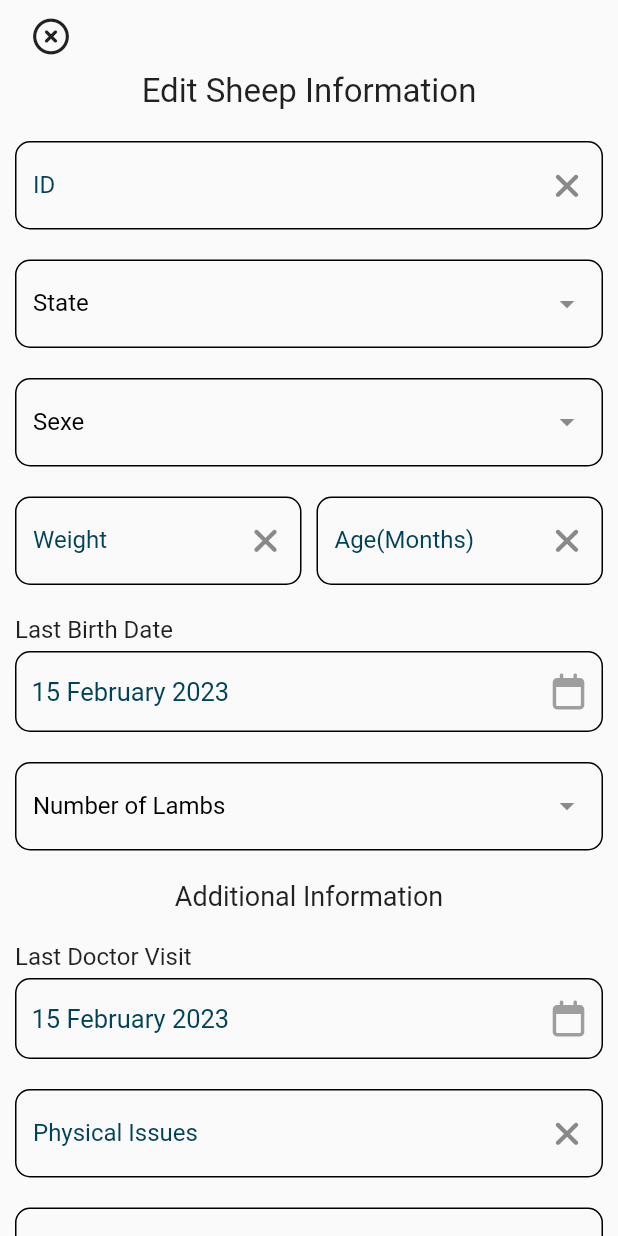
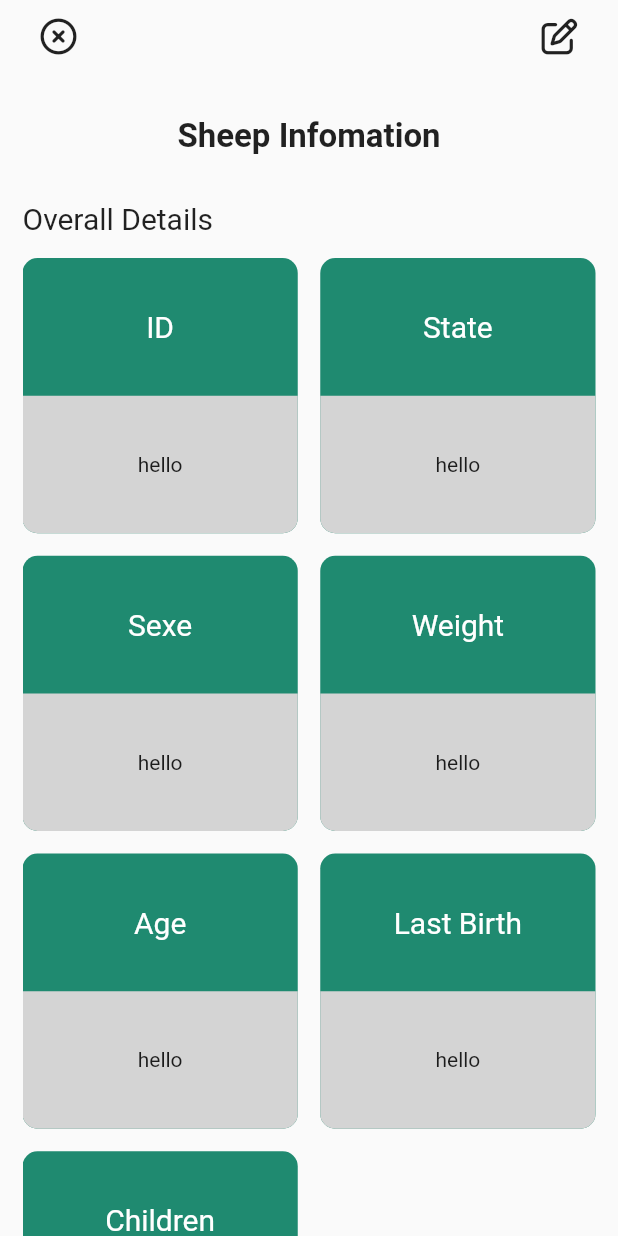
Before and after one commit to Mohamed-Ararr/LivestockManager, a Flutter app: the screen it shows after launch, after a tap on "ID: 10001", on a phone screen of 412 x 824 dp. Run offline on Flutter 3.47's test engine with Material 2 defaults, Android fonts, the phone set to English and light mode, and no system bars; drawn by our look-alikes of dropdown_search; our stand-ins replace flutter_slidable, flutter_svg, font_awesome_flutter, go_router, google_fonts; Roboto replaces fonts that are missing (Armata).

Commit message:
add overall info

```diff
--- a/lib/Core/Utils/router.dart
+++ b/lib/Core/Utils/router.dart
@@ -1,6 +1,7 @@
 import 'package:go_router/go_router.dart';
-import 'package:sheepmanager/Features/EditSheepSreen/Presentation/EditSheepView.dart';
+import 'package:sheepmanager/Features/HomeScreen/Presentation/EditSheepSreen/Presentation/EditSheepView.dart';
 import 'package:sheepmanager/Features/HomeScreen/Presentation/HomeView.dart';
+import 'package:sheepmanager/Features/HomeScreen/Presentation/ShowSheepInfo/Presentation/ShowSheepInfoView.dart';
 import 'package:sheepmanager/Features/ProfileScreen/Presentation/ProfileView.dart';
 import 'package:sheepmanager/Features/SplashScreen/Presentation/SplashView.dart';
 
@@ -13,6 +14,7 @@ class AppRouter {
   static String profileForumView = "/profileForumView";
   static String addNewSheepView = "/addNewSheepView";
   static String editSheepView = "/editSheepView";
+  static String showSheepInfoView = "/showSheepInfoView";
 
   static final routes = GoRouter(
     routes: <RouteBase>[
@@ -40,6 +42,10 @@ class AppRouter {
         path: editSheepView,
         builder: (context, state) => const EditSheepView(),
       ),
+      GoRoute(
+        path: showSheepInfoView,
+        builder: (context, state) => const ShowSheepInfoView(),
+      ),
     ],
   );
 }
--- a/lib/Features/EditSheepSreen/Presentation/EditSheepViewBody.dart
+++ b/lib/Features/HomeScreen/Presentation/EditSheepSreen/Presentation/EditSheepViewBody.dart
@@ -3,7 +3,7 @@
 import 'package:flutter/material.dart';
 import 'package:sheepmanager/constValues.dart';
 
-import '../../../Core/Utils/backButton.dart';
+import '../../../../../Core/Utils/backButton.dart';
 import 'Widgets/editSheepInputs.dart';
 
 class EditSheepViewBody extends StatelessWidget {
--- /dev/null
+++ b/lib/Features/HomeScreen/Presentation/ShowSheepInfo/Presentation/ShowSheepInfoView.dart
@@ -0,0 +1,14 @@
+// ignore_for_file: file_names
+
+import 'package:flutter/material.dart';
+
+import 'ShowSheepViewBody.dart';
+
+class ShowSheepInfoView extends StatelessWidget {
+  const ShowSheepInfoView({super.key});
+
+  @override
+  Widget build(BuildContext context) {
+    return ShowSheepInfoViewBody();
+  }
+}
--- /dev/null
+++ b/lib/Features/HomeScreen/Presentation/ShowSheepInfo/Presentation/ShowSheepViewBody.dart
@@ -0,0 +1,70 @@
+// ignore_for_file: file_names
+
+import 'package:flutter/material.dart';
+import 'package:flutter_svg/svg.dart';
+import 'package:sheepmanager/Features/HomeScreen/Presentation/ShowSheepInfo/Presentation/Widgets/customAppBarInfo.dart';
+import 'package:sheepmanager/Features/HomeScreen/Presentation/ShowSheepInfo/Presentation/Widgets/infoCard.dart';
+import 'package:sheepmanager/constValues.dart';
+
+import '../../../../../Core/Utils/colors.dart';
+
+class ShowSheepInfoViewBody extends StatelessWidget {
+  ShowSheepInfoViewBody({super.key});
+
+  final List infos = [
+    "ID",
+    "State",
+    "Sexe",
+    "Weight",
+    "Age",
+    "Last Birth",
+    "Children",
+  ];
+
+  @override
+  Widget build(BuildContext context) {
+    return Scaffold(
+        body: SafeArea(
+      child: Padding(
+        padding: kPaddingRightLeft,
+        child: SingleChildScrollView(
+          child: Column(
+            crossAxisAlignment: CrossAxisAlignment.start,
+            children: [
+              const CustomAppBarInfo(),
+              const SizedBox(height: 30),
+              const Center(
+                child: Text(
+                  "Sheep Infomation",
+                  style: TextStyle(fontSize: 22, fontWeight: FontWeight.bold),
+                ),
+              ),
+              const SizedBox(height: 30),
+              const Text(
+                "Overall Details",
+                style: TextStyle(fontSize: 20),
+              ),
+              const SizedBox(height: 15),
+              GridView.builder(
+                itemCount: infos.length,
+                physics: const NeverScrollableScrollPhysics(),
+                shrinkWrap: true,
+                gridDelegate: const SliverGridDelegateWithFixedCrossAxisCount(
+                  crossAxisCount: 2,
+                  crossAxisSpacing: 15,
+                  mainAxisSpacing: 15,
+                ),
+                itemBuilder: (context, index) {
+                  return InfoCard(
+                    infoTitle: infos[index],
+                    infoContent: "hello",
+                  );
+                },
+              ),
+            ],
+          ),
+        ),
+      ),
+    ));
+  }
+}
--- /dev/null
+++ b/lib/Features/HomeScreen/Presentation/ShowSheepInfo/Presentation/Widgets/customAppBarInfo.dart
@@ -0,0 +1,26 @@
+// ignore_for_file: file_names
+
+import 'package:flutter/material.dart';
+import 'package:font_awesome_flutter/font_awesome_flutter.dart';
+import 'package:go_router/go_router.dart';
+
+import '../../../../../../Core/Utils/backButton.dart';
+import '../../../../../../Core/Utils/router.dart';
+
+class CustomAppBarInfo extends StatelessWidget {
+  const CustomAppBarInfo({super.key});
+
+  @override
+  Widget build(BuildContext context) {
+    return Row(
+      mainAxisAlignment: MainAxisAlignment.spaceBetween,
+      children: [
+        const CustomBackButton(),
+        IconButton(
+          onPressed: () => GoRouter.of(context).push(AppRouter.editSheepView),
+          icon: const Icon(FontAwesomeIcons.penToSquare),
+        ),
+      ],
+    );
+  }
+}
--- /dev/null
+++ b/lib/Features/HomeScreen/Presentation/ShowSheepInfo/Presentation/Widgets/infoCard.dart
@@ -0,0 +1,54 @@
+// ignore_for_file: file_names
+
+import 'package:flutter/material.dart';
+
+import '../../../../../../Core/Utils/colors.dart';
+import '../../../../../../constValues.dart';
+
+class InfoCard extends StatelessWidget {
+  const InfoCard(
+      {super.key, required this.infoTitle, required this.infoContent});
+
+  final String infoTitle;
+  final String infoContent;
+
+  @override
+  Widget build(BuildContext context) {
+    return Container(
+      decoration: BoxDecoration(
+        borderRadius: kBorderRadius,
+        color: AppColors.mainColor,
+      ),
+      child: Column(
+        children: [
+          Expanded(
+            child: Container(
+              alignment: Alignment.center,
+              child: Text(
+                infoTitle,
+                style: const TextStyle(
+                  fontSize: 20,
+                  color: Colors.white,
+                ),
+              ),
+            ),
+          ),
+          Expanded(
+            child: Container(
+              alignment: Alignment.center,
+              width: double.infinity,
+              decoration: const BoxDecoration(
+                color: Color.fromARGB(255, 212, 212, 212),
+                borderRadius: BorderRadius.only(
+                  bottomLeft: Radius.circular(10),
+                  bottomRight: Radius.circular(10),
+                ),
+              ),
+              child: Text(infoContent),
+            ),
+          ),
+        ],
+      ),
+    );
+  }
+}
--- a/lib/Features/HomeScreen/Presentation/Widgets/SheepCard.dart
+++ b/lib/Features/HomeScreen/Presentation/Widgets/SheepCard.dart
@@ -14,7 +14,7 @@ class SheepCard extends StatelessWidget {
   @override
   Widget build(BuildContext context) {
     return InkWell(
-      onTap: () => GoRouter.of(context).push(AppRouter.editSheepView),
+      onTap: () => GoRouter.of(context).push(AppRouter.showSheepInfoView),
       child: Container(
         margin: const EdgeInsets.symmetric(vertical: 8),
         decoration: BoxDecoration(
--- a/lib/constValues.dart
+++ b/lib/constValues.dart
@@ -4,5 +4,5 @@ import 'package:flutter/material.dart';
 
 const String logo = "assets/logo.svg";
 const String avatar = "assets/avatar.svg";
-const kPaddingRightLeft = EdgeInsets.symmetric(horizontal: 10);
+const kPaddingRightLeft = EdgeInsets.symmetric(horizontal: 15);
 BorderRadius kBorderRadius = BorderRadius.circular(10);
```
Also changed, not shown: lib/Features/HomeScreen/Presentation/EditSheepSreen/Presentation/Widgets/editSheepInputs.dart (renamed from lib/Features/EditSheepSreen/Presentation/Widgets/editSheepInputs.dart, +5 -5 lines), lib/Features/HomeScreen/Presentation/EditSheepSreen/Presentation/EditSheepView.dart (renamed from lib/Features/EditSheepSreen/Presentation/EditSheepView.dart).
